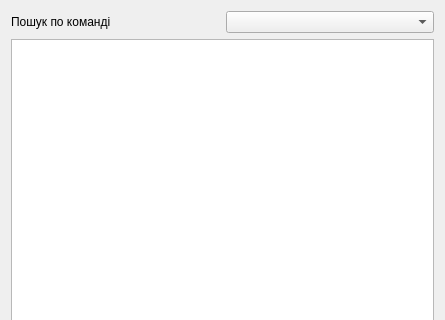
Before: the Qt Designer form resultsdialog.ui in OstrovskyAndriy/basketball, drawn with Qt 5; both pictures show x 0 to 445 and y 0 to 320 of the 445 by 552 pixel window.
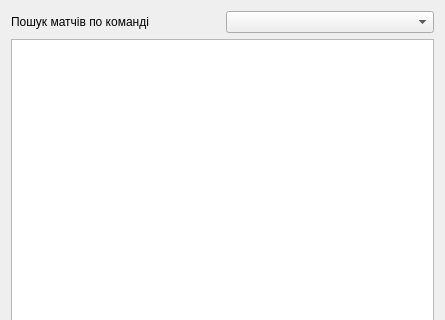
After: the same form once the commit is applied. Icons and pictures are not drawn.

```diff
--- a/resultsdialog.ui
+++ b/resultsdialog.ui
@@ -21,7 +21,7 @@
    <item row="0" column="0">
     <widget class="QLabel" name="label">
      <property name="text">
-      <string>Пошук по команді</string>
+      <string>Пошук матчів по команді</string>
      </property>
     </widget>
    </item>
```
